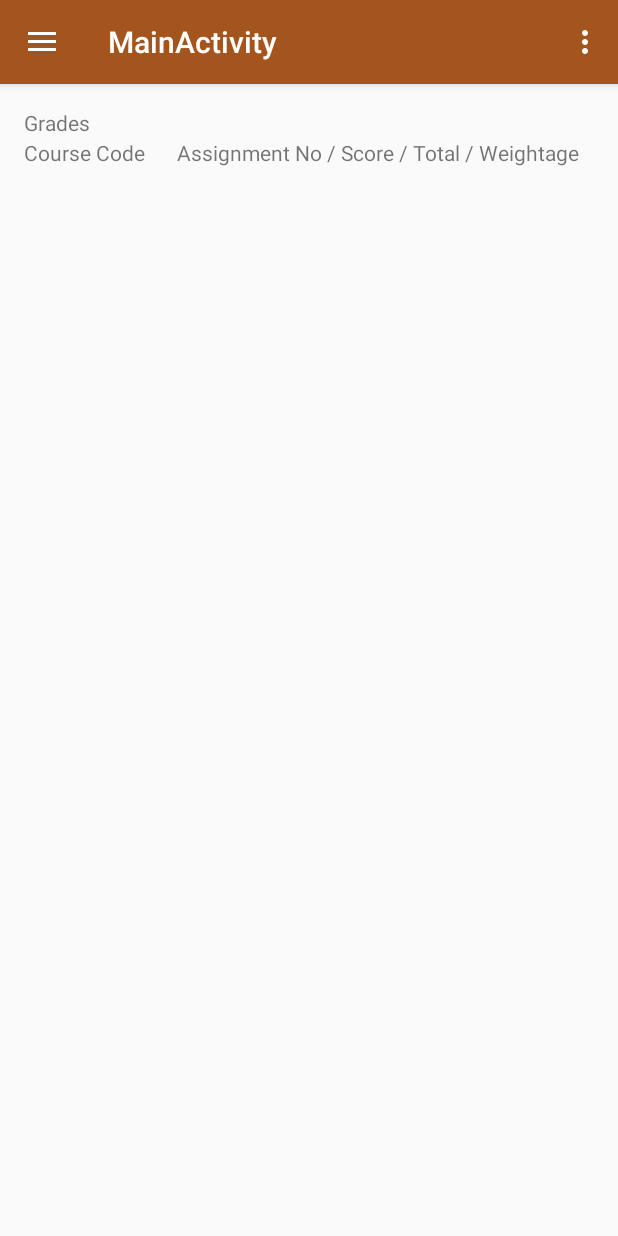
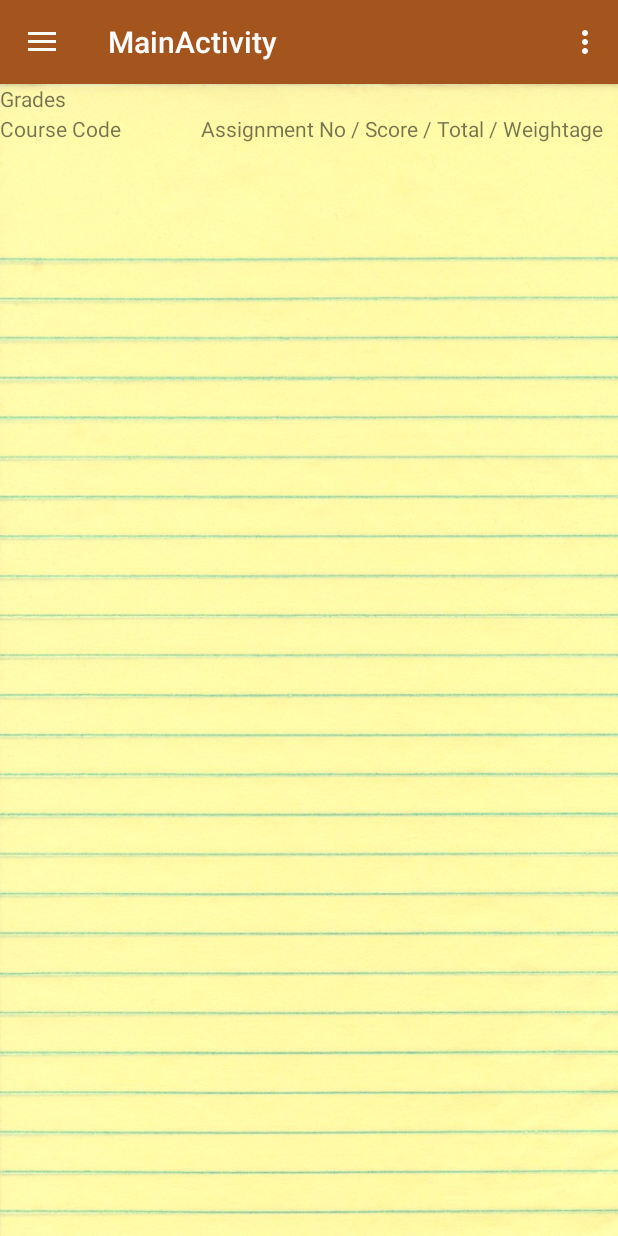
Before and after one commit to cruck12/MoodleApp, an Android app: the fragment Assignments_Fragment placed in its activity, in the side drawer, after a tap on "Grades", on a phone screen of 412 x 824 dp. Run offline under Robolectric (Android 15) with nearby library versions, the phone set to English and light mode, and no system bars; 1 statement that could not run was skipped.

Commit message:
Corrected the background wallpaper problem

```diff
--- a/app/src/main/res/layout/activity_c1.xml
+++ b/app/src/main/res/layout/activity_c1.xml
@@ -7,6 +7,7 @@
     android:layout_height="match_parent"
     android:fitsSystemWindows="true"
     tools:context="com.sahil.moodleapp.C1"
+    android:background="@drawable/yellowlinedpad"
     >
 
     <android.support.design.widget.AppBarLayout
--- a/app/src/main/res/layout/activity_login.xml
+++ b/app/src/main/res/layout/activity_login.xml
@@ -5,7 +5,8 @@
     android:layout_width="match_parent"
     android:layout_height="match_parent"
     android:fitsSystemWindows="true"
-    tools:context="com.sahil.moodleapp.LoginActivity">
+    tools:context="com.sahil.moodleapp.LoginActivity"
+    android:background="@drawable/yellowlinedpad">
 
     <android.support.design.widget.AppBarLayout
         android:layout_width="match_parent"
--- a/app/src/main/res/layout/activity_main.xml
+++ b/app/src/main/res/layout/activity_main.xml
@@ -7,6 +7,7 @@
     android:layout_height="match_parent"
     android:fitsSystemWindows="true"
     tools:openDrawer="start"
+    android:background="@drawable/yellowlinedpad"
     >
 
     <include
--- a/app/src/main/res/layout/content_login.xml
+++ b/app/src/main/res/layout/content_login.xml
@@ -12,6 +12,7 @@
     app:layout_behavior="@string/appbar_scrolling_view_behavior"
     tools:context="com.sahil.moodleapp.LoginActivity"
     tools:showIn="@layout/activity_login"
+    android:background="@drawable/yellowlinedpad"
     >
 
     <TextView
--- a/app/src/main/res/layout/content_main.xml
+++ b/app/src/main/res/layout/content_main.xml
@@ -4,13 +4,10 @@
     xmlns:tools="http://schemas.android.com/tools"
     android:layout_width="match_parent"
     android:layout_height="match_parent"
-    android:paddingBottom="@dimen/activity_vertical_margin"
-    android:paddingLeft="@dimen/activity_horizontal_margin"
-    android:paddingRight="@dimen/activity_horizontal_margin"
-    android:paddingTop="@dimen/activity_vertical_margin"
     app:layout_behavior="@string/appbar_scrolling_view_behavior"
     tools:context="com.sahil.moodleapp.MainActivity"
-    tools:showIn="@layout/app_bar_main">
+    tools:showIn="@layout/app_bar_main"
+    android:background="@drawable/yellowlinedpad">
 
     //The frame that is replaced when onCreate is called.
     <FrameLayout
--- a/app/src/main/res/layout/fragment_assignments.xml
+++ b/app/src/main/res/layout/fragment_assignments.xml
@@ -3,6 +3,7 @@
     android:layout_width="match_parent"
     android:layout_height="match_parent"
     tools:context="com.sahil.moodleapp.Assignments_Fragments"
+    android:background="@drawable/yellowlinedpad"
     >
 
     <!-- TODO: Update blank fragment layout -->
--- a/app/src/main/res/layout/fragment_c1.xml
+++ b/app/src/main/res/layout/fragment_c1.xml
@@ -7,6 +7,7 @@
     android:paddingRight="@dimen/activity_horizontal_margin"
     android:paddingTop="@dimen/activity_vertical_margin"
     tools:context="com.sahil.moodleapp.C1$PlaceholderFragment"
+    android:background="@drawable/yellowlinedpad"
     >
 
     <TextView
--- a/app/src/main/res/layout/fragment_courses_.xml
+++ b/app/src/main/res/layout/fragment_courses_.xml
@@ -4,6 +4,7 @@
     android:layout_height="match_parent"
     tools:context="com.sahil.moodleapp.Courses_Fragment"
     android:id="@+id/course_layout"
+    android:background="@drawable/yellowlinedpad"
     >
 
     <!-- TODO: Update blank fragment layout -->
--- a/app/src/main/res/layout/fragment_grades_.xml
+++ b/app/src/main/res/layout/fragment_grades_.xml
@@ -3,7 +3,8 @@
     android:layout_width="match_parent"
     android:layout_height="match_parent"
     tools:context="com.sahil.moodleapp.Grades_Fragment"
-    android:id="@+id/grades_layout">
+    android:id="@+id/grades_layout"
+    android:background="@drawable/yellowlinedpad">
 
     <!-- TODO: Update blank fragment layout -->
     <TextView
--- a/app/src/main/res/layout/fragment_notifications_.xml
+++ b/app/src/main/res/layout/fragment_notifications_.xml
@@ -3,6 +3,8 @@
     android:layout_width="match_parent"
     android:layout_height="match_parent"
     tools:context="com.sahil.moodleapp.Notifications_Fragment"
+    android:background="@drawable/yellowlinedpad"
+
     >
 
     <!-- TODO: Update blank fragment layout -->
--- a/app/src/main/res/layout/fragment_profile_.xml
+++ b/app/src/main/res/layout/fragment_profile_.xml
@@ -3,6 +3,7 @@
     android:layout_width="match_parent"
     android:layout_height="match_parent"
     tools:context="com.sahil.moodleapp.Profile_Fragment"
+    android:background="@drawable/yellowlinedpad"
     >
 
     <RelativeLayout
```
Also changed, not shown: app/src/main/res/drawable/yellowlinedpad.jpg.
